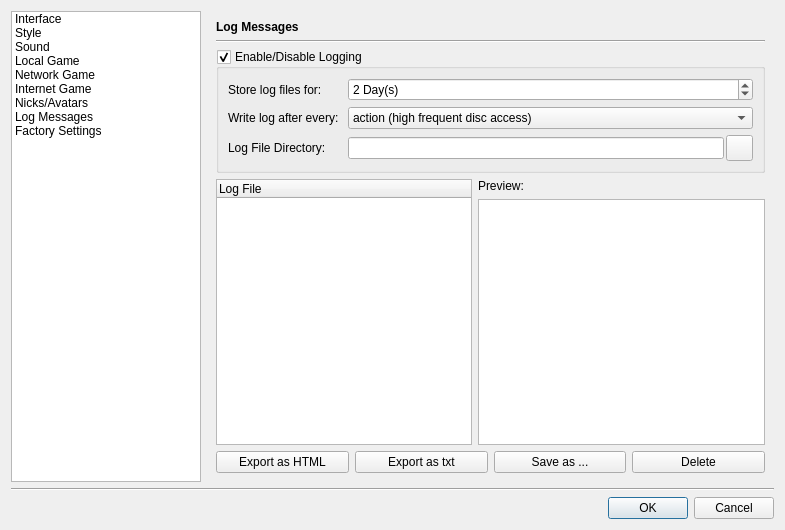
Qt form src/gui/qt/settingsdialog.ui (pokerth/pokerth) before a commit.
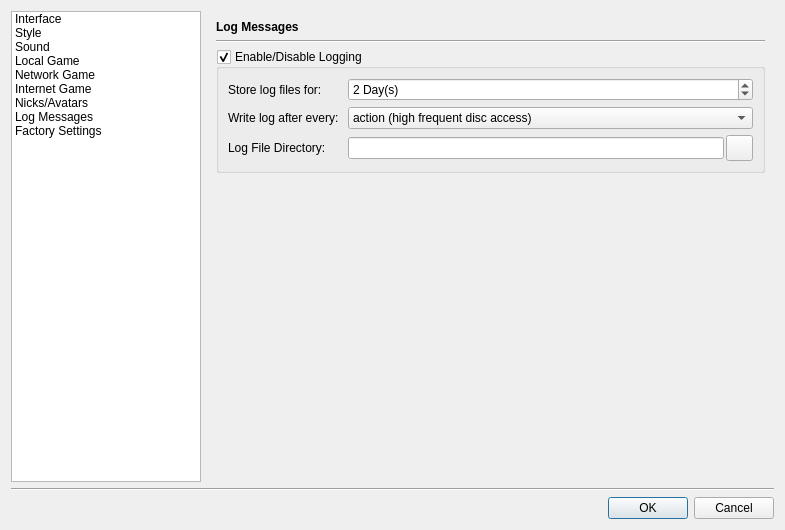
The same form after that commit. The open tabs and pages were chosen to show the change. Icons and pictures are not drawn. Custom widgets are drawn as their Qt base class.

```diff
--- a/src/gui/qt/settingsdialog.ui
+++ b/src/gui/qt/settingsdialog.ui
@@ -3534,107 +3534,17 @@
           </widget>
          </item>
          <item row="3" column="0">
-          <layout class="QHBoxLayout" name="horizontalLayout_11">
-           <item>
-            <widget class="QTreeWidget" name="treeWidget_logFiles">
-             <property name="sizePolicy">
-              <sizepolicy hsizetype="Minimum" vsizetype="Minimum">
-               <horstretch>0</horstretch>
-               <verstretch>0</verstretch>
-              </sizepolicy>
-             </property>
-             <property name="alternatingRowColors">
-              <bool>true</bool>
-             </property>
-             <property name="selectionMode">
-              <enum>QAbstractItemView::ExtendedSelection</enum>
-             </property>
-             <property name="indentation">
-              <number>5</number>
-             </property>
-             <property name="rootIsDecorated">
-              <bool>false</bool>
-             </property>
-             <property name="allColumnsShowFocus">
-              <bool>true</bool>
-             </property>
-             <column>
-              <property name="text">
-               <string>Log File</string>
-              </property>
-             </column>
-            </widget>
-           </item>
-           <item>
-            <layout class="QVBoxLayout" name="verticalLayout_4">
-             <item>
-              <widget class="QLabel" name="label_37">
-               <property name="text">
-                <string>Preview:</string>
-               </property>
-              </widget>
-             </item>
-             <item>
-              <widget class="QTextBrowser" name="textBrowser_logPreview">
-               <property name="sizePolicy">
-                <sizepolicy hsizetype="MinimumExpanding" vsizetype="Expanding">
-                 <horstretch>0</horstretch>
-                 <verstretch>0</verstretch>
-                </sizepolicy>
-               </property>
-              </widget>
-             </item>
-            </layout>
-           </item>
-          </layout>
-         </item>
-         <item row="4" column="0">
-          <layout class="QHBoxLayout" name="horizontalLayout_9">
-           <item>
-            <widget class="QPushButton" name="pushButton_exportLogHtml">
-             <property name="text">
-              <string>Export as HTML</string>
-             </property>
-             <property name="icon">
-              <iconset resource="resources/pokerth.qrc">
-               <normaloff>:/gfx/text-html.png</normaloff>:/gfx/text-html.png</iconset>
-             </property>
-            </widget>
-           </item>
-           <item>
-            <widget class="QPushButton" name="pushButton_exportLogTxt">
-             <property name="text">
-              <string>Export as txt</string>
-             </property>
-             <property name="icon">
-              <iconset resource="resources/pokerth.qrc">
-               <normaloff>:/gfx/text-plain.png</normaloff>:/gfx/text-plain.png</iconset>
-             </property>
-            </widget>
-           </item>
-           <item>
-            <widget class="QPushButton" name="pushButton_saveLogAs">
-             <property name="text">
-              <string>Save as ...</string>
-             </property>
-             <property name="icon">
-              <iconset resource="resources/pokerth.qrc">
-               <normaloff>:/gfx/filesave.png</normaloff>:/gfx/filesave.png</iconset>
-             </property>
-            </widget>
-           </item>
-           <item>
-            <widget class="QPushButton" name="pushButton_deleteLog">
-             <property name="text">
-              <string>Delete</string>
-             </property>
-             <property name="icon">
-              <iconset resource="resources/pokerth.qrc">
-               <normaloff>:/gfx/editdelete.png</normaloff>:/gfx/editdelete.png</iconset>
-             </property>
-            </widget>
-           </item>
-          </layout>
+          <spacer name="verticalSpacer_7">
+           <property name="orientation">
+            <enum>Qt::Vertical</enum>
+           </property>
+           <property name="sizeHint" stdset="0">
+            <size>
+             <width>20</width>
+             <height>40</height>
+            </size>
+           </property>
+          </spacer>
          </item>
         </layout>
        </widget>
```
Left out of the diff: 4 changed lines with no effect on the pictures.
